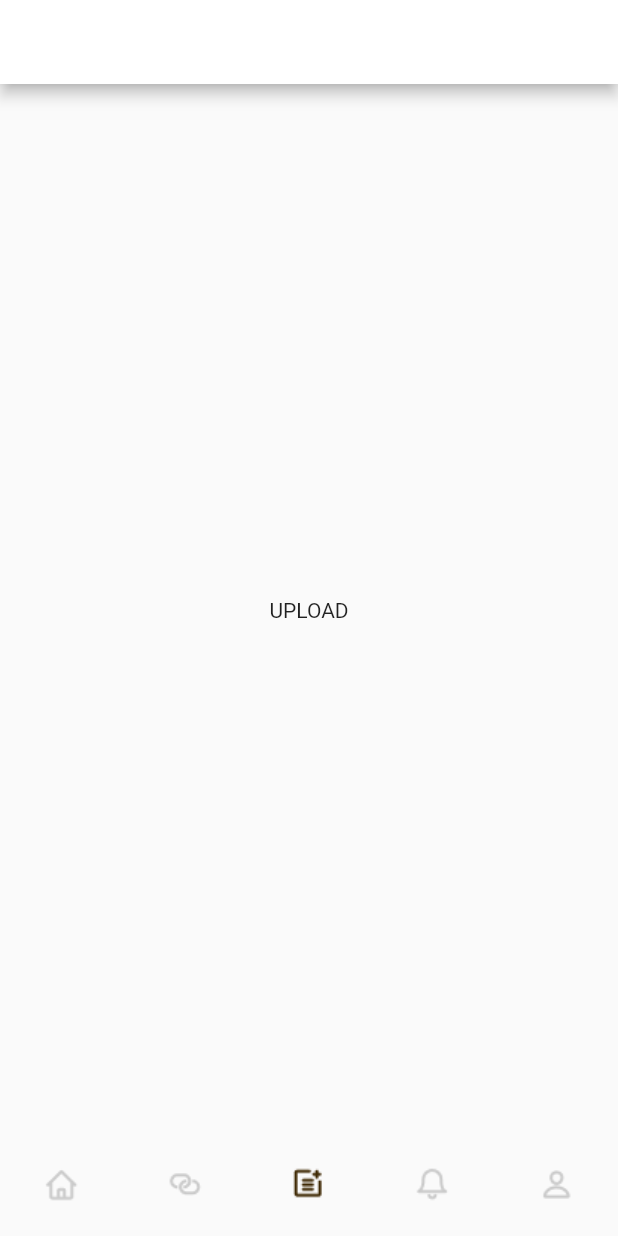
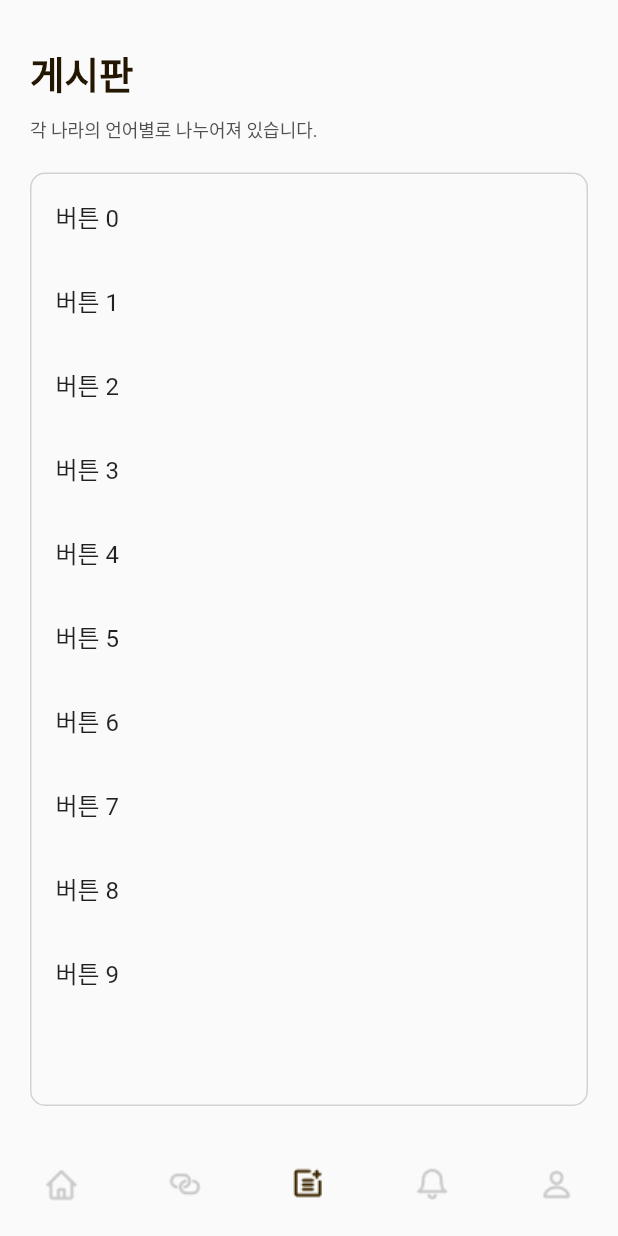
Before and after one commit to dlaywls/kideukkideuk_project, a Flutter app: the screen it shows after launch, item 3 of the bottom bar chosen, on a phone screen of 412 x 824 dp. Run offline on Flutter 3.47's test engine with Material 2 defaults, Android fonts, the phone set to English and light mode, and no system bars; our stand-ins replace get.

Commit message:
feat:게시판 페이지 완성

```diff
--- a/lib/src/app.dart
+++ b/lib/src/app.dart
@@ -1,7 +1,8 @@
 import 'package:flutter/material.dart';
 import 'package:get/get_state_manager/get_state_manager.dart';
-import 'package:kideukkideuk_project/src/components/controller/bottom_nav_controller.dart';
+import 'package:kideukkideuk_project/src/controller/bottom_nav_controller.dart';
 import 'package:kideukkideuk_project/src/components/image_data.dart';
+import 'package:kideukkideuk_project/src/pages/board.dart';
 
 class App extends GetView<BottomNavController> {
   const App({Key? key}) : super(key: key);
@@ -12,7 +13,6 @@ class App extends GetView<BottomNavController> {
       child: Obx(
         () => Scaffold(
           // backgroundColor: Colors.blue, // 만약 배경화면 색 있다면 바꾸기
-          appBar: AppBar(),
           body: IndexedStack(
             index: controller.pageIndex.value,
             children: [
@@ -22,6 +22,7 @@ class App extends GetView<BottomNavController> {
               Container(
                 child: Center(child: Text('SEARCH')),
               ),
+              const Board(),
               Container(
                 child: Center(child: Text('UPLOAD')),
               ),
--- a/lib/src/binding/init_bindings.dart
+++ b/lib/src/binding/init_bindings.dart
@@ -1,9 +1,9 @@
 // app이 실행되는 순간 인스턴스로 올라감
 
 import 'package:get/get.dart';
-import 'package:kideukkideuk_project/src/components/controller/bottom_nav_controller.dart';
+import 'package:kideukkideuk_project/src/controller/bottom_nav_controller.dart';
 
-class InitBinding extends Bindings{
+class InitBinding extends Bindings {
   @override
   void dependencies() {
     Get.put(BottomNavController(), permanent: true);
--- /dev/null
+++ b/lib/src/pages/board.dart
@@ -0,0 +1,60 @@
+import 'package:flutter/material.dart';
+import 'package:get/get.dart';
+import 'package:kideukkideuk_project/src/pages/boardSecondPage.dart';
+
+class Board extends StatelessWidget {
+  const Board({Key? key}) : super(key: key);
+
+  @override
+  Widget build(BuildContext context) {
+    return Scaffold(
+      appBar: null,
+      body: Column(
+        crossAxisAlignment: CrossAxisAlignment.start,
+        children: [
+          const Text(
+            '게시판',
+            style: TextStyle(
+              fontSize: 25,
+              fontWeight: FontWeight.bold,
+              color: Color(0xFF241701),
+            ),
+          ).paddingOnly(top: 30, left: 20),
+          const Text(
+            '각 나라의 언어별로 나누어져 있습니다.',
+            style: TextStyle(
+              fontSize: 12,
+              color: Color(0xFF505050),
+            ),
+          ).paddingOnly(top: 10, left: 20),
+          Expanded(
+            child: Container(
+              decoration: BoxDecoration(
+                border: Border.all(color: Color(0xFFD2D2D2)), // 테두리 속성
+                borderRadius: BorderRadius.circular(10), // 테두리의 모서리를 둥글게
+              ),
+              margin: const EdgeInsets.all(20), // 테두리 주변의 간격
+              child: ListView.builder(
+                itemCount: 10,
+                itemBuilder: (context, index) {
+                  return ListTile(
+                    title: Text('버튼 $index'),
+                    onTap: () {
+                      // 버튼을 누르면 새로운 페이지로 이동
+                      Navigator.push(
+                        context,
+                        MaterialPageRoute(
+                          builder: (context) => SecondPage(index),
+                        ),
+                      );
+                    },
+                  );
+                },
+              ),
+            ),
+          ),
+        ],
+      ),
+    );
+  }
+}
--- /dev/null
+++ b/lib/src/pages/boardSecondPage.dart
@@ -0,0 +1,19 @@
+import 'package:flutter/material.dart';
+
+class SecondPage extends StatelessWidget {
+  final int buttonIndex;
+
+  SecondPage(this.buttonIndex);
+
+  @override
+  Widget build(BuildContext context) {
+    return Scaffold(
+      appBar: AppBar(
+        title: Text('두 번째 페이지'),
+      ),
+      body: Center(
+        child: Text('눌린 버튼: $buttonIndex'),
+      ),
+    );
+  }
+}
```
Also changed, not shown: lib/src/controller/bottom_nav_controller.dart (renamed from lib/src/components/controller/bottom_nav_controller.dart), lib/src/pages/home.dart (added).
